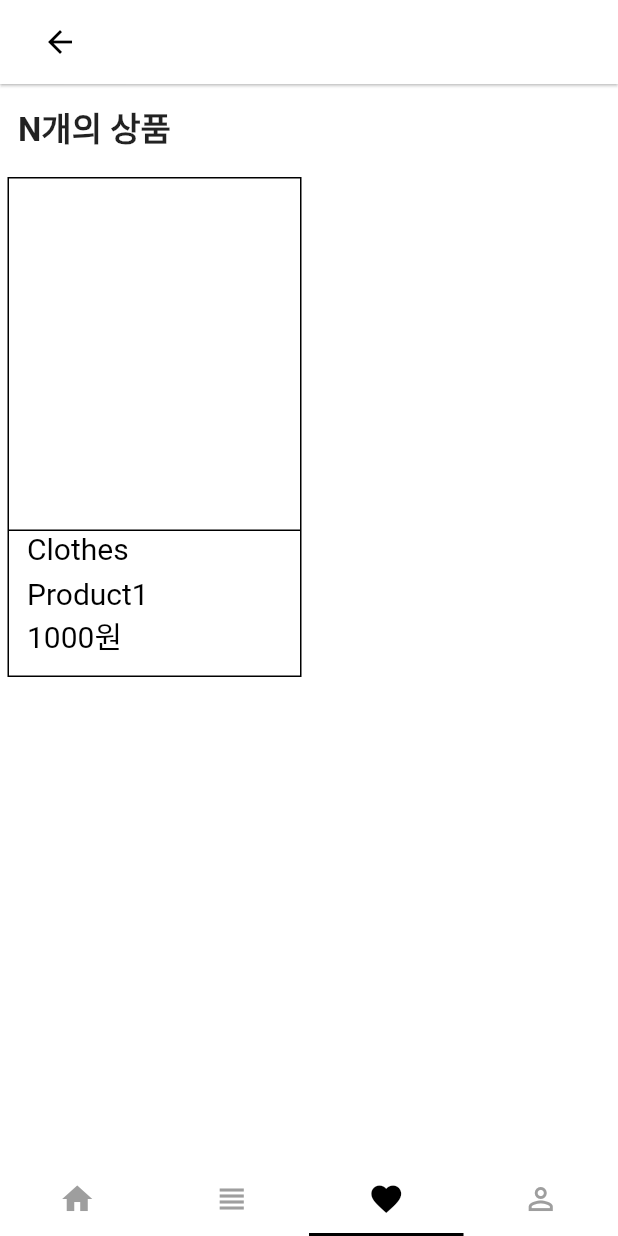
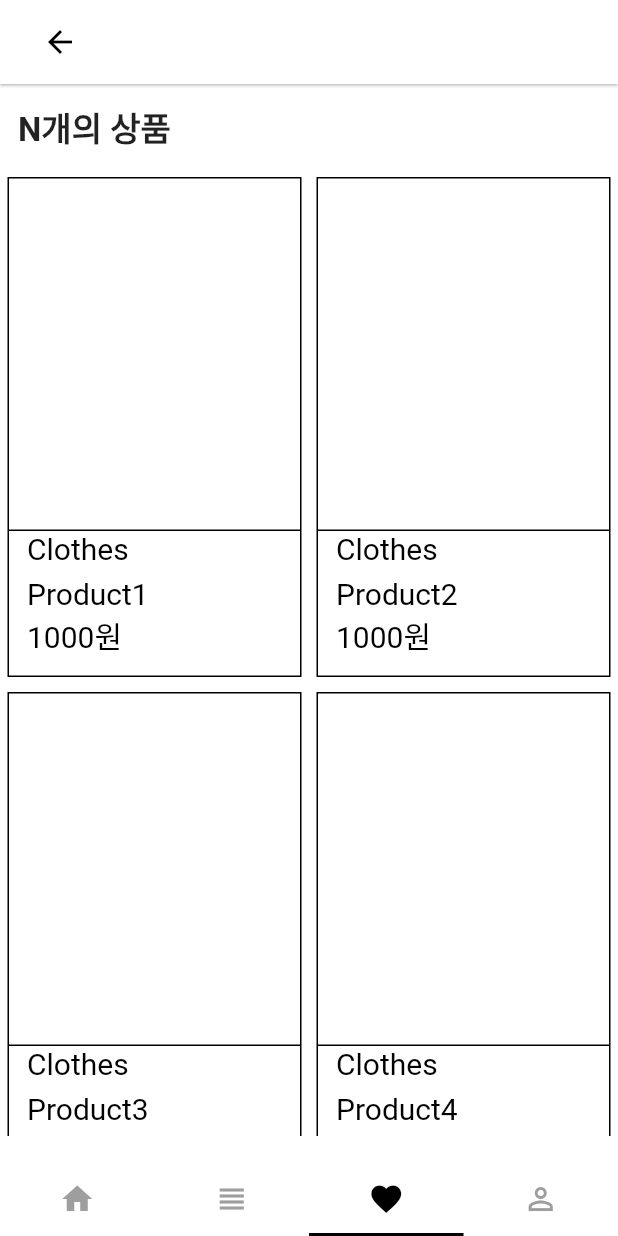
Before and after one commit to geekynerdbiker/flutter, a Flutter app: the screen it shows after launch, item 3 of the bottom bar chosen, on a phone screen of 412 x 824 dp. Run offline on Flutter 3.47's test engine with Material 2 defaults, Android fonts, the phone set to English and light mode, and no system bars; our stand-ins replace carousel_slider.

Commit message:
Update testInput.dart

```diff
--- a/lib/testInput.dart
+++ b/lib/testInput.dart
@@ -139,4 +139,9 @@ List<Collection> userCollectionItems = [
 
 List<Product> productItems = [
   new Product('Product1', new Category('Clothes'), new Category('Top'), new Category('Shirts'), 1000),
+  new Product('Product2', new Category('Clothes'), new Category('Top'), new Category('Shirts'), 1000),
+  new Product('Product3', new Category('Clothes'), new Category('Top'), new Category('Shirts'), 1000),
+  new Product('Product4', new Category('Clothes'), new Category('Top'), new Category('Shirts'), 1000),
+  new Product('Product5', new Category('Clothes'), new Category('Top'), new Category('Shirts'), 1000),
+  new Product('Product6', new Category('Clothes'), new Category('Top'), new Category('Shirts'), 1000),
 ];
```
